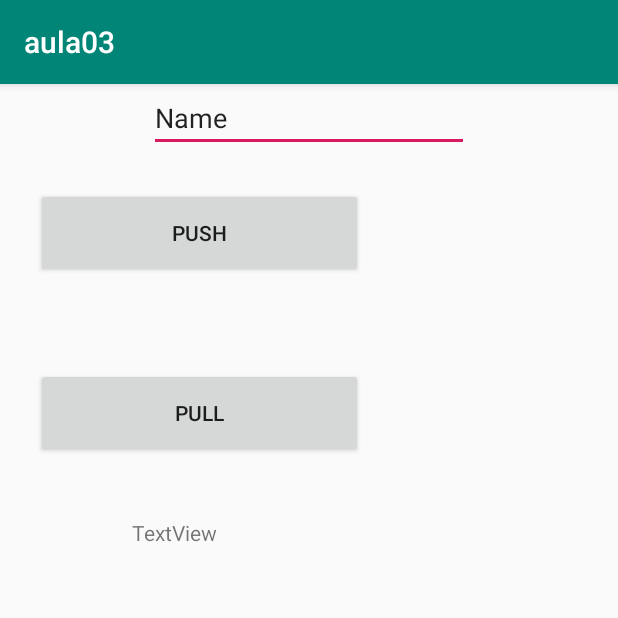
After one commit to xEdson/learnAndroid, an Android app: the kotlinActivity screen opened directly, with no data from a screen before it, on a phone screen of 412 x 824 dp, the top half of it. The commit adds this screen. Run offline under Robolectric (Android 15) with nearby library versions, the phone set to English and light mode, and no system bars.

Commit message:
with kotlin part

```diff
--- a/app/build.gradle
+++ b/app/build.gradle
@@ -1,4 +1,6 @@
 apply plugin: 'com.android.application'
+apply plugin: 'kotlin-android'
+apply plugin: 'kotlin-android-extensions'
 
 android {
     compileSdkVersion 29
@@ -31,4 +33,5 @@ dependencies {
     testImplementation 'junit:junit:4.12'
     androidTestImplementation 'androidx.test:runner:1.1.1'
     androidTestImplementation 'androidx.test.espresso:espresso-core:3.1.1'
+    implementation "org.jetbrains.kotlin:kotlin-stdlib-jdk7:$kotlin_version"
 }
--- a/app/src/main/AndroidManifest.xml
+++ b/app/src/main/AndroidManifest.xml
@@ -9,6 +9,7 @@
         android:roundIcon="@mipmap/ic_launcher_round"
         android:supportsRtl="true"
         android:theme="@style/AppTheme">
+        <activity android:name=".kotlin.kotlinActivity"></activity>
         <activity
             android:name=".MainActivity"
             android:label="@string/app_name"
--- a/app/src/main/java/e196244_r176519/ft/unicamp/br/aula03/Puzzle/AbstractPuzzle.java
+++ b/app/src/main/java/e196244_r176519/ft/unicamp/br/aula03/Puzzle/AbstractPuzzle.java
@@ -16,7 +16,7 @@ public abstract class AbstractPuzzle {
     private ArrayList<ImageView> image;
 
 
-    public void readraW() {
+    public void reDraw() {
 
         for (int i = 0; i < board.getNumLines(); i++) {
             for (int j = 0; j < board.getNumColumns(); j++) {
@@ -28,5 +28,7 @@ public abstract class AbstractPuzzle {
 
     public abstract void addListener(ImageView imageView, int line, int column);
 
+    public abstract void addListener(ImageView imageView, int line, int column, Board board);
+
     public abstract boolean endGame();
 }
--- /dev/null
+++ b/app/src/main/java/e196244_r176519/ft/unicamp/br/aula03/kotlin/kotlinActivity.kt
@@ -0,0 +1,62 @@
+package e196244_r176519.ft.unicamp.br.aula03.kotlin
+
+import androidx.appcompat.app.AppCompatActivity
+import android.os.Bundle
+import android.os.PersistableBundle
+import android.view.View
+import e196244_r176519.ft.unicamp.br.aula03.R
+import kotlinx.android.synthetic.main.activity_kotlin.*
+
+class kotlinActivity : AppCompatActivity() {
+
+
+
+
+    var value : String = ""
+
+
+    override fun onCreate(savedInstanceState: Bundle?) {
+        super.onCreate(savedInstanceState)
+
+        if (savedInstanceState != null){
+            value = savedInstanceState.getString("chave","")
+        }
+        setContentView(R.layout.activity_kotlin)
+
+        btPull.setOnClickListener {
+            saida.text = value
+        }
+
+        btPush.setOnClickListener {
+            value = txtVal.text.toString()
+        }
+    }
+
+    override fun onStart() {
+        super.onStart()
+    }
+
+    override fun onResume() {
+        super.onResume()
+    }
+
+    override fun onRestart() {
+        super.onRestart()
+    }
+
+    override fun onPause() {
+        super.onPause()
+    }
+
+    override fun onStop() {
+        super.onStop()
+    }
+
+    override fun onSaveInstanceState(outState: Bundle?) {
+        super.onSaveInstanceState(outState)
+        outState?.putString("chave", value)
+        outState?.putString("chave", value)
+    }
+
+
+}
--- /dev/null
+++ b/app/src/main/res/layout/activity_kotlin.xml
@@ -0,0 +1,52 @@
+<?xml version="1.0" encoding="utf-8"?>
+<androidx.constraintlayout.widget.ConstraintLayout xmlns:android="http://schemas.android.com/apk/res/android"
+    xmlns:app="http://schemas.android.com/apk/res-auto"
+    xmlns:tools="http://schemas.android.com/tools"
+    android:layout_width="match_parent"
+    android:layout_height="match_parent"
+    tools:context=".kotlin.kotlinActivity">
+
+    <Button
+        android:id="@+id/btPull"
+        android:layout_width="0dp"
+        android:layout_height="60dp"
+        android:layout_marginTop="60dp"
+        android:text="pull"
+        app:layout_constraintEnd_toEndOf="@+id/btPush"
+        app:layout_constraintHorizontal_bias="1.0"
+        app:layout_constraintStart_toStartOf="@+id/btPush"
+        app:layout_constraintTop_toBottomOf="@+id/btPush"
+        tools:ignore="MissingConstraints" />
+
+    <EditText
+        android:id="@+id/txtVal"
+        android:layout_width="wrap_content"
+        android:layout_height="wrap_content"
+        android:ems="10"
+        android:inputType="textPersonName"
+        android:text="Name"
+        app:layout_constraintEnd_toEndOf="parent"
+        app:layout_constraintStart_toStartOf="parent"
+        app:layout_constraintTop_toTopOf="parent" />
+
+    <Button
+        android:id="@+id/btPush"
+        android:layout_width="218dp"
+        android:layout_height="60dp"
+        android:layout_marginStart="24dp"
+        android:layout_marginTop="24dp"
+        android:text="push"
+        app:layout_constraintStart_toStartOf="parent"
+        app:layout_constraintTop_toBottomOf="@+id/txtVal" />
+
+    <TextView
+        android:id="@+id/saida"
+        android:layout_width="wrap_content"
+        android:layout_height="wrap_content"
+        android:layout_marginStart="64dp"
+        android:layout_marginTop="40dp"
+        android:text="TextView"
+        app:layout_constraintStart_toStartOf="@+id/btPull"
+        app:layout_constraintTop_toBottomOf="@+id/btPull" />
+
+</androidx.constraintlayout.widget.ConstraintLayout>
--- a/app/src/main/res/menu/activity_main_drawer.xml
+++ b/app/src/main/res/menu/activity_main_drawer.xml
@@ -24,6 +24,10 @@
             android:id="@+id/jogo2"
             android:icon="@drawable/ic_menu_manage"
             android:title="@string/jogo2" />
+        <item
+            android:id="@+id/newAct"
+            android:icon="@drawable/ic_menu_manage"
+            android:title="@string/kotlinact" />
     </group>
 
 </menu>
--- a/app/src/main/res/values/strings.xml
+++ b/app/src/main/res/values/strings.xml
@@ -25,4 +25,5 @@
 
     <!-- TODO: Remove or change this placeholder text -->
     <string name="hello_blank_fragment">Hello blank fragment</string>
+    <string name="kotlinact">kotlinAct</string>
 </resources>
```
Also changed, not shown: app/src/main/java/e196244_r176519/ft/unicamp/br/aula03/MainActivity.java (+7 -2 lines), app/src/main/java/e196244_r176519/ft/unicamp/br/aula03/Puzzle/Board.java (+30 -0 lines), app/src/main/java/e196244_r176519/ft/unicamp/br/aula03/Puzzle/EmptyPuzzle.java (added, +114 -0 lines), app/src/main/java/e196244_r176519/ft/unicamp/br/aula03/Puzzle/PuzzleFragment.java (+7 -3 lines).
